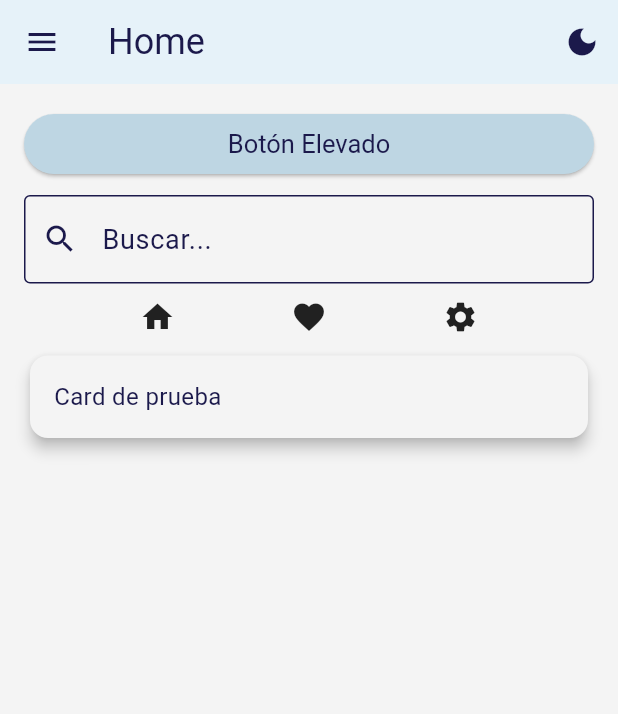
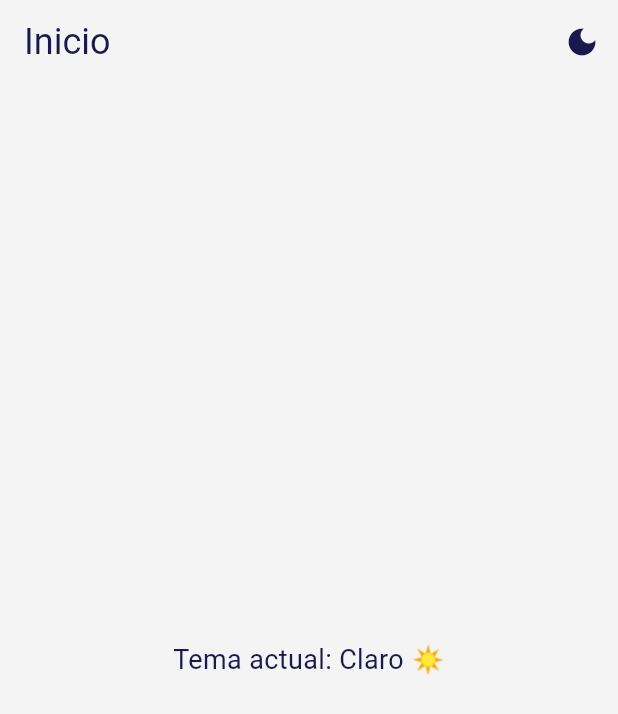
Before and after one commit to Garyjnm/aplicacion_movil_farmacia_joshua, a Flutter app: the screen it shows after launch, on a phone screen of 412 x 824 dp. Shown: the top 714 px of the screen. Run offline on Flutter 3.47's test engine with Material 3 defaults, Android fonts, the phone set to English and light mode, and no system bars; our stand-ins replace flutter_riverpod; Roboto replaces fonts that are missing (Segoe UI); project files that could hold a hidden picture were left out.

Commit message:
agregando riverpod para trabajar mejor con los temas

```diff
--- a/lib/main.dart
+++ b/lib/main.dart
@@ -1,104 +1,28 @@
 import 'package:flutter/material.dart';
+import 'package:flutter_riverpod/flutter_riverpod.dart';
+import 'ui/core/themes/theme_provider.dart';
 import 'ui/core/themes/light_theme.dart';
 import 'ui/core/themes/dark_theme.dart';
-import 'sidebar_widget.dart';
-// import 'theme_data.dart';
+import 'ui/authentication/screens/home_page.dart';
 
 void main() {
-  runApp(const MyApp());
+  runApp(const ProviderScope(child: MyApp()));
 }
 
-class MyApp extends StatefulWidget {
+class MyApp extends ConsumerWidget {
   const MyApp({super.key});
 
   @override
-  State<MyApp> createState() => _MyAppState();
-}
+  Widget build(BuildContext context, WidgetRef ref) {
+    final themeMode = ref.watch(themeProvider);
 
-class _MyAppState extends State<MyApp> {
-  ThemeMode _themeMode = ThemeMode.light;
-
-  void _toggleTheme() {
-    setState(() {
-      if (_themeMode == ThemeMode.light) {
-        _themeMode = ThemeMode.dark;
-      } else {
-        _themeMode = ThemeMode.light;
-      }
-    });
-  }
-
-  @override
-  Widget build(BuildContext context) {
     return MaterialApp(
-      title: 'Demo Farmacia Joshua',
+      title: 'FarmaciaJoshua_demo',
       theme: lightTheme,
       darkTheme: darkTheme,
-      themeMode: _themeMode,
+      themeMode: themeMode,
       debugShowCheckedModeBanner: false,
-
-      home: HomeScreen(onToggleTheme: _toggleTheme),
+      home: const HomePage(),
     );
   }
 }
-
-class HomeScreen extends StatelessWidget {
-  final VoidCallback onToggleTheme;
-  const HomeScreen({super.key, required this.onToggleTheme});
-
-  @override
-  Widget build(BuildContext context) {
-    final colors = Theme.of(context).colorScheme;
-    final isDark = Theme.of(context).brightness == Brightness.dark;
-
-    return Scaffold(
-      appBar: AppBar(
-        backgroundColor: colors.primary,
-        title: const Text("Home"),
-        actions: [
-          IconButton(
-            icon: Icon(isDark ? Icons.light_mode : Icons.dark_mode),
-            onPressed: onToggleTheme,
-            tooltip: "Cambiar tema",
-          ),
-        ],
-      ),
-      drawer: SidebarWidget(),
-      body: Padding(
-        padding: const EdgeInsets.all(16.0),
-        child: SingleChildScrollView(
-          child: Column(
-            crossAxisAlignment: CrossAxisAlignment.stretch,
-            children: [
-              ElevatedButton(onPressed: () {}, child: Text("Botón Elevado",)),
-              SizedBox(height: 10),
-              TextField(
-                decoration: InputDecoration(
-                  prefixIcon: Icon(Icons.search),
-                  hintText: "Buscar...",
-                  border: OutlineInputBorder(),
-                ),
-              ),
-              SizedBox(height: 10),
-              Row(
-                mainAxisAlignment: MainAxisAlignment.spaceEvenly,
-                children: [
-                  Icon(Icons.home),
-                  Icon(Icons.favorite),
-                  Icon(Icons.settings),
-                ],
-              ),
-              SizedBox(height: 10),
-              Card(
-                child: Padding(
-                  padding: const EdgeInsets.all(16.0),
-                  child: Text("Card de prueba"),
-                ),
-              ),
-            ],
-          ),
-        ),
-      ),
-    );
-  }
-}
--- /dev/null
+++ b/lib/ui/authentication/screens/home_page.dart
@@ -0,0 +1,34 @@
+import 'package:flutter/material.dart';
+import 'package:flutter_riverpod/flutter_riverpod.dart';
+import '../../core/themes/theme_provider.dart';
+
+class HomePage extends ConsumerWidget {
+  const HomePage({super.key});
+
+  @override
+  Widget build(BuildContext context, WidgetRef ref) {
+    final isDark = Theme.of(context).brightness == Brightness.dark;
+
+    return Scaffold(
+      appBar: AppBar(
+        title: const Text('Inicio'),
+        actions: [
+          IconButton(
+            icon: Icon(isDark ? Icons.light_mode : Icons.dark_mode),
+            onPressed: () {
+              final current = ref.read(themeProvider);
+              ref.read(themeProvider.notifier).state =
+                  current == ThemeMode.light ? ThemeMode.dark : ThemeMode.light;
+            },
+          ),
+        ],
+      ),
+      body: Center(
+        child: Text(
+          'Tema actual: ${isDark ? "Oscuro 🌙" : "Claro ☀️"}',
+          style: const TextStyle(fontSize: 18),
+        ),
+      ),
+    );
+  }
+}
--- a/pubspec.yaml
+++ b/pubspec.yaml
@@ -34,6 +34,7 @@ dependencies:
   # The following adds the Cupertino Icons font to your application.
   # Use with the CupertinoIcons class for iOS style icons.
   cupertino_icons: ^1.0.8
+  flutter_riverpod: ^3.0.1
 
 dev_dependencies:
   flutter_test:
```
Also changed, not shown: lib/ui/core/themes/theme_provider.dart (added, +19 -0 lines), pubspec.lock, 1 other file.
